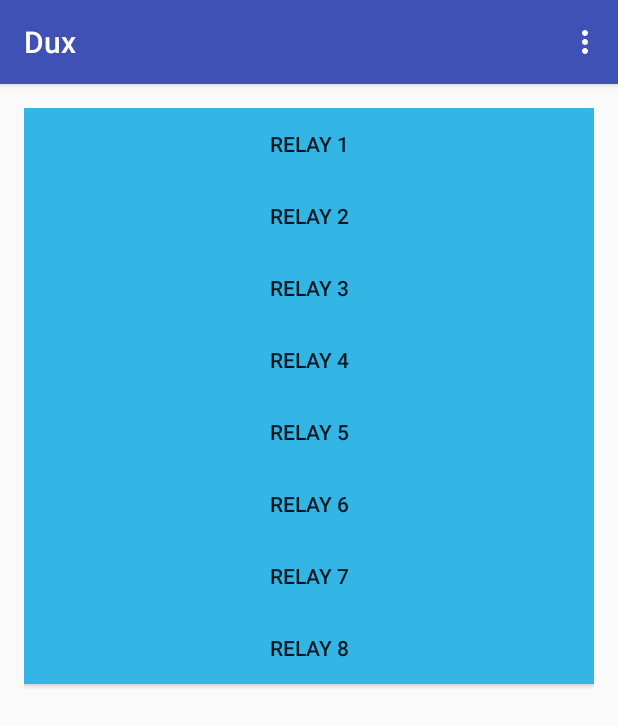
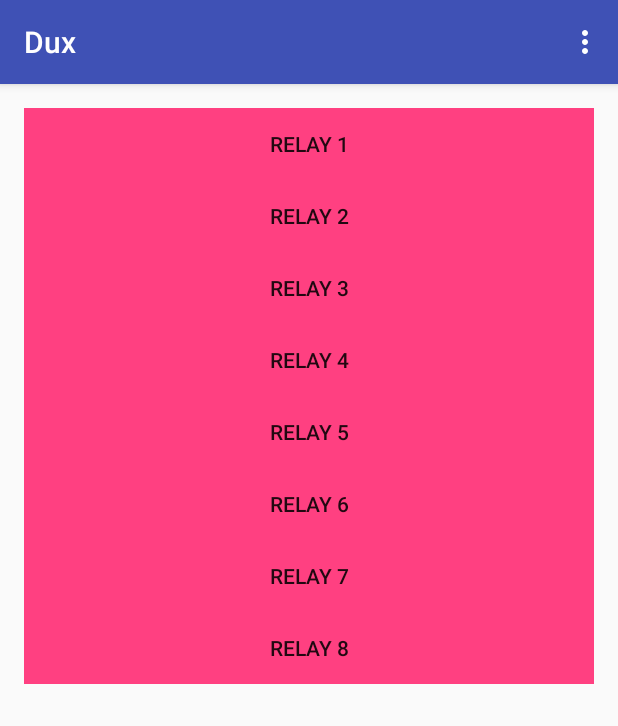
Before and after one commit to ryanturner/vulcan-unus, an Android app: the screen it shows after launch (MainActivity), on a phone screen of 412 x 824 dp. Shown: the top 726 px of the screen. Run offline under Robolectric (Android 15) with nearby library versions, the light colour scheme and no system bars; libraries missing offline, so code that uses them is left out: com.squareup.okhttp.

Commit message:
Added settings, refactored how the api/rest stuff was split, did some prep work for internal storage (will use this to store the UI), and made some models to mull around for the decoupling of buttons from relays/pins. Still need to get settings values fully utilized (URL, auth).

```diff
--- a/vulcanus-dux-android/mobile/src/main/java/co/vulcanus/dux/model/DeviceState.java
+++ b/vulcanus-dux-android/mobile/src/main/java/co/vulcanus/dux/model/DeviceState.java
@@ -1,14 +1,17 @@
 package co.vulcanus.dux.model;
 
-import android.util.Log;
+import android.content.SharedPreferences;
+import android.preference.PreferenceManager;
+import android.util.Base64;
 
 import com.google.gson.GsonBuilder;
-import com.google.gson.annotations.SerializedName;
+import com.squareup.okhttp.Credentials;
+import com.squareup.okhttp.Interceptor;
+import com.squareup.okhttp.OkHttpClient;
+import com.squareup.okhttp.Request;
 
-import java.lang.reflect.InvocationTargetException;
-import java.util.ArrayList;
+import java.io.IOException;
 import java.util.HashMap;
-import java.util.List;
 import java.util.Map;
 
 import co.vulcanus.dux.model.serializer.DeviceStateSerializer;
@@ -25,51 +28,43 @@ import retrofit.Retrofit;
  */
 public class DeviceState {
 
-    private Map<Integer, Integer> pins;
+    private Map<Integer, Pin> pins;
 
-    private ApiService service;
-
-    public void setPin(int pin, int pinValue) {
+    private int firstPin;
+    private int lastPin;
+    public void setPin(int pin, Pin pinValue) {
         pins.put(pin, pinValue);
-        this.updateService();
     }
 
-    public int getPinValue(int pin) {
+    public Pin getPin(int pin) {
         return pins.get(pin);
     }
 
-    public DeviceState() {
+    public HashMap<Integer, Pin> createPins(int firstPin, int lastPin) {
+        HashMap<Integer, Pin> pins = new HashMap<>();
+        for(int i = firstPin; i < lastPin; i++) {
+            Pin pin = new Pin();
+            pin.setNumber(i);
+            pin.setIsHigh(true);
+            pins.put(i, pin);
+        }
+        return pins;
+    }
 
-        HashMap<Integer, Integer> pins = new HashMap<>();
-        for(int i = 2; i < 10; i++) {
-            pins.put(i, 1);
-        }
-        this.pins = pins;
-
-        Retrofit retrofit = new Retrofit.Builder()
-                .baseUrl(Constants.BASE_URL)
-                .addConverterFactory(GsonConverterFactory.create())
-                .build();
-        this.service = retrofit.create(ApiService.class);
+    public DeviceState(int firstPin, int lastPin) {
+        this.firstPin = firstPin;
+        this.lastPin = lastPin;
+        this.pins = this.createPins(firstPin, lastPin);
+    }
+    public int getFirstPin() {
+        return this.firstPin;
+    }
+    public int getLastPin() {
+        return this.lastPin;
     }
     public String toString() {
         com.google.gson.Gson gson = new GsonBuilder().registerTypeAdapter(DeviceState.class, new
                 DeviceStateSerializer()).create();
         return gson.toJson(this);
     }
-    private void updateService() {
-        this.updateService(this);
-    }
-    private void updateService(DeviceState state) {
-        Call<String> call = this.service.sendMailbox(state);
-        call.enqueue(new Callback<String>() {
-            @Override
-            public void onResponse(Response<String> response, Retrofit retrofit) {
-            }
-
-            @Override
-            public void onFailure(Throwable t) {
-            }
-        });
-    }
 }
--- a/vulcanus-dux-android/mobile/src/main/java/co/vulcanus/dux/model/Pin.java
+++ b/vulcanus-dux-android/mobile/src/main/java/co/vulcanus/dux/model/Pin.java
@@ -5,7 +5,7 @@ package co.vulcanus.dux.model;
  */
 public class Pin {
     private int number;
-    private boolean state;
+    private boolean isHigh;
 
     public int getNumber() {
         return number;
@@ -15,11 +15,11 @@ public class Pin {
         this.number = number;
     }
 
-    public boolean isState() {
-        return state;
+    public boolean isHigh() {
+        return isHigh;
     }
 
-    public void setState(boolean state) {
-        this.state = state;
+    public void setIsHigh(boolean high) {
+        this.isHigh = high;
     }
 }
--- a/vulcanus-dux-android/mobile/src/main/java/co/vulcanus/dux/ui/fragment/MainActivityFragment.java
+++ b/vulcanus-dux-android/mobile/src/main/java/co/vulcanus/dux/ui/fragment/MainActivityFragment.java
@@ -1,6 +1,7 @@
 package co.vulcanus.dux.ui.fragment;
 
-import android.graphics.Color;
+import android.content.SharedPreferences;
+import android.preference.PreferenceManager;
 import android.support.v4.app.Fragment;
 import android.os.Bundle;
 import android.util.Log;
@@ -8,18 +9,15 @@ import android.view.LayoutInflater;
 import android.view.View;
 import android.view.ViewGroup;
 import android.widget.Button;
-
-import java.io.IOException;
-import java.util.ArrayList;
+import android.widget.LinearLayout;
 
 import co.vulcanus.dux.R;
 import co.vulcanus.dux.model.DeviceState;
 import co.vulcanus.dux.model.Pin;
-import co.vulcanus.dux.service.ApiService;
+import co.vulcanus.dux.service.RestClient;
 import co.vulcanus.dux.util.Constants;
 import retrofit.Call;
 import retrofit.Callback;
-import retrofit.GsonConverterFactory;
 import retrofit.Response;
 import retrofit.Retrofit;
 
@@ -27,7 +25,7 @@ import retrofit.Retrofit;
 /**
  * A placeholder fragment containing a simple view.
  */
-public class MainActivityFragment extends Fragment implements View.OnClickListener {
+public class MainActivityFragment extends Fragment implements View.OnClickListener, SharedPreferences.OnSharedPreferenceChangeListener {
     Button button1;
     Button button2;
     Button button3;
@@ -45,24 +43,25 @@ public class MainActivityFragment extends Fragment implements View.OnClickListen
     public View onCreateView(LayoutInflater inflater, ViewGroup container,
                              Bundle savedInstanceState) {
         View view = inflater.inflate(R.layout.fragment_main, container, false);
-        button1 = (Button) view.findViewById(R.id.button);
-        button1.setOnClickListener(this);
-        button2 = (Button) view.findViewById(R.id.button2);
-        button2.setOnClickListener(this);
-        button3 = (Button) view.findViewById(R.id.button3);
-        button3.setOnClickListener(this);
-        button4 = (Button) view.findViewById(R.id.button4);
-        button4.setOnClickListener(this);
-        button5 = (Button) view.findViewById(R.id.button5);
-        button5.setOnClickListener(this);
-        button6 = (Button) view.findViewById(R.id.button6);
-        button6.setOnClickListener(this);
-        button7 = (Button) view.findViewById(R.id.button7);
-        button7.setOnClickListener(this);
-        button8 = (Button) view.findViewById(R.id.button8);
-        button8.setOnClickListener(this);
-        this.deviceState = new DeviceState();
+        LinearLayout linearLayout = (LinearLayout)view.findViewById(R.id.linearLayout);
+
+
+        for(int i = 0; i < linearLayout.getChildCount(); i++) {
+            Button button = (Button) linearLayout.getChildAt(i);
+            button.setOnClickListener(this);
+
+        }
+        this.setDeviceState();
         return view;
+    }
+    public void setDeviceState() {
+        SharedPreferences SP = PreferenceManager.getDefaultSharedPreferences(this.getContext());
+        String firstPin = SP.getString(Constants.EMBEDDED_FIRST_PIN,
+                Constants.EMBEDDED_FIRST_PIN_DEFAULT);
+        String numberOfRelays = SP.getString(Constants.EMBEDDED_NUMBER_OF_RELAYS,
+                Constants.EMBEDDED_NUMBER_OF_RELAYS_DEFAULT);
+        this.deviceState = new DeviceState(Integer.parseInt(firstPin), Integer.parseInt(firstPin) +
+                Integer.parseInt(numberOfRelays));
     }
 
     @Override
@@ -107,14 +106,40 @@ public class MainActivityFragment extends Fragment implements View.OnClickListen
         }
     }
 
-    private void togglePin(View v, int pin) {
-        int pinValue = this.deviceState.getPinValue(pin);
-        if(pinValue == 1) {
-            this.deviceState.setPin(pin, 0);
-            v.setBackgroundColor(Color.parseColor("#ffff4444"));
+    private void togglePin(View v, int pinNumber) {
+        Pin pin = this.deviceState.getPin(pinNumber);
+        SharedPreferences SP = PreferenceManager.getDefaultSharedPreferences(this.getContext());
+        if(SP.getBoolean(Constants.EMBEDDED_REVERSE_LOGIC, Constants.EMBEDDED_REVERSE_LOGIC_DEFAULT)) {
+            v.setSelected(!pin.isHigh());
         } else {
-            this.deviceState.setPin(pin, 1);
-            v.setBackgroundColor(Color.parseColor("#ffffffff"));
+            v.setSelected(pin.isHigh());
         }
+        pin.setIsHigh(!pin.isHigh());
+        this.deviceState.setPin(pin.getNumber(), pin);
+        Call<String> call = RestClient.getInstance().getService().sendMailbox(this.deviceState);
+        call.enqueue(new Callback<String>() {
+            @Override
+            public void onResponse(Response<String> response, Retrofit retrofit) {
+            }
+
+            @Override
+            public void onFailure(Throwable t) {
+            }
+        });
+    }
+    @Override
+    public void onResume() {
+        super.onResume();
+        PreferenceManager.getDefaultSharedPreferences(getActivity()).unregisterOnSharedPreferenceChangeListener(this);
+    }
+
+    @Override
+    public void onPause() {
+        PreferenceManager.getDefaultSharedPreferences(getActivity()).registerOnSharedPreferenceChangeListener(this);
+        super.onPause();
+    }
+    @Override
+    public void onSharedPreferenceChanged(SharedPreferences sharedPreferences, String key) {
+        this.setDeviceState();
     }
 }
--- /dev/null
+++ b/vulcanus-dux-android/mobile/src/main/res/drawable-v21/switch_button.xml
@@ -0,0 +1,6 @@
+<?xml version="1.0" encoding="utf-8"?>
+<ripple xmlns:android="http://schemas.android.com/apk/res/android"
+    android:color="?attr/colorControlHighlight">
+    <item android:state_selected="true" android:drawable="@color/transparent" />
+    <item android:drawable="@color/colorAccent" /> <!-- default -->
+</ripple>
--- a/vulcanus-dux-android/mobile/src/main/res/layout/fragment_main.xml
+++ b/vulcanus-dux-android/mobile/src/main/res/layout/fragment_main.xml
@@ -12,79 +12,64 @@
         android:layout_height="match_parent"
         android:layout_alignParentTop="true"
         android:layout_alignParentLeft="true"
-        android:layout_alignParentStart="true">
+        android:layout_alignParentStart="true"
+        android:id="@+id/linearLayout">
 
         <Button
             android:layout_width="fill_parent"
             android:layout_height="wrap_content"
-            android:text="Relay 1"
-            android:id="@+id/button"
-            android:layout_row="0"
-            android:layout_column="0"
-            android:background="@android:color/holo_blue_light" />
+            android:background="@drawable/switch_button"
+            android:text="@string/relay_1"
+            android:id="@+id/button" />
 
         <Button
             android:layout_width="fill_parent"
             android:layout_height="wrap_content"
-            android:text="Relay 2"
-            android:id="@+id/button2"
-            android:layout_row="0"
-            android:layout_column="1"
-            android:background="@android:color/holo_blue_light" />
+            android:background="@drawable/switch_button"
+            android:text="@string/relay_2"
+            android:id="@+id/button2" />
 
         <Button
             android:layout_width="fill_parent"
             android:layout_height="wrap_content"
-            android:text="Relay 3"
-            android:id="@+id/button3"
-            android:layout_row="0"
-            android:layout_column="2"
-            android:background="@android:color/holo_blue_light" />
+            android:background="@drawable/switch_button"
+            android:text="@string/relay_3"
+            android:id="@+id/button3" />
 
         <Button
             android:layout_width="fill_parent"
             android:layout_height="wrap_content"
-            android:text="Relay 4"
-            android:id="@+id/button4"
-            android:layout_row="0"
-            android:layout_column="3"
-            android:background="@android:color/holo_blue_light" />
+            android:background="@drawable/switch_button"
+            android:text="@string/relay_4"
+            android:id="@+id/button4" />
 
         <Button
             android:layout_width="fill_parent"
             android:layout_height="wrap_content"
-            android:text="Relay 5"
-            android:id="@+id/button5"
-            android:layout_row="1"
-            android:layout_column="0"
-            android:background="@android:color/holo_blue_light" />
+            android:background="@drawable/switch_button"
+            android:text="@string/relay_5"
+            android:id="@+id/button5" />
 
         <Button
             android:layout_width="fill_parent"
             android:layout_height="wrap_content"
-            android:text="Relay 6"
-            android:id="@+id/button6"
-            android:layout_row="1"
-            android:layout_column="1"
-            android:background="@android:color/holo_blue_light" />
+            android:background="@drawable/switch_button"
+            android:text="@string/relay_6"
+            android:id="@+id/button6" />
 
         <Button
             android:layout_width="fill_parent"
             android:layout_height="wrap_content"
-            android:text="Relay 7"
-            android:id="@+id/button7"
-            android:layout_row="1"
-            android:layout_column="2"
-            android:background="@android:color/holo_blue_light" />
+            android:background="@drawable/switch_button"
+            android:text="@string/relay_7"
+            android:id="@+id/button7" />
 
         <Button
             android:layout_width="fill_parent"
             android:layout_height="wrap_content"
-            android:text="Relay 8"
-            android:id="@+id/button8"
-            android:layout_row="1"
-            android:layout_column="3"
-            android:background="@android:color/holo_blue_light" />
+            android:background="@drawable/switch_button"
+            android:text="@string/relay_8"
+            android:id="@+id/button8" />
 
     </LinearLayout>
 
--- a/vulcanus-dux-android/mobile/src/main/res/values/colors.xml
+++ b/vulcanus-dux-android/mobile/src/main/res/values/colors.xml
@@ -3,4 +3,5 @@
     <color name="colorPrimary">#3F51B5</color>
     <color name="colorPrimaryDark">#303F9F</color>
     <color name="colorAccent">#FF4081</color>
+    <color name="transparent">#00000000</color>
 </resources>
--- a/vulcanus-dux-android/mobile/src/main/res/values/strings.xml
+++ b/vulcanus-dux-android/mobile/src/main/res/values/strings.xml
@@ -1,4 +1,13 @@
 <resources>
     <string name="app_name">Dux</string>
     <string name="action_settings">Settings</string>
+    <string name="preferenceActivityLabel">Preferences</string>
+    <string name="relay_1">Relay 1</string>
+    <string name="relay_2">Relay 2</string>
+    <string name="relay_3">Relay 3</string>
+    <string name="relay_4">Relay 4</string>
+    <string name="relay_5">Relay 5</string>
+    <string name="relay_6">Relay 6</string>
+    <string name="relay_7">Relay 7</string>
+    <string name="relay_8">Relay 8</string>
 </resources>
```
Also changed, not shown: vulcanus-dux-android/mobile/src/main/AndroidManifest.xml (+9 -0 lines), vulcanus-dux-android/mobile/src/main/java/co/vulcanus/dux/model/Button.java (added, +54 -0 lines), vulcanus-dux-android/mobile/src/main/java/co/vulcanus/dux/model/ButtonState.java (added, +36 -0 lines), vulcanus-dux-android/mobile/src/main/java/co/vulcanus/dux/model/Device.java (deleted, +0 -35 lines), vulcanus-dux-android/mobile/src/main/java/co/vulcanus/dux/model/serializer/DeviceStateSerializer.java (+3 -8 lines), vulcanus-dux-android/mobile/src/main/java/co/vulcanus/dux/service/RestClient.java (added, +62 -0 lines), vulcanus-dux-android/mobile/src/main/java/co/vulcanus/dux/ui/activity/DuxPreferenceActivity.java (added, +34 -0 lines), vulcanus-dux-android/mobile/src/main/java/co/vulcanus/dux/ui/activity/MainActivity.java (+4 -3 lines), vulcanus-dux-android/mobile/src/main/java/co/vulcanus/dux/util/Constants.java (+12 -0 lines), vulcanus-dux-android/mobile/src/main/java/co/vulcanus/dux/util/InternalStorage.java (added, +45 -0 lines), vulcanus-dux-android/mobile/src/main/res/values/array.xml (added, +13 -0 lines), vulcanus-dux-android/mobile/src/main/res/xml/preferences.xml (added, +35 -0 lines).
